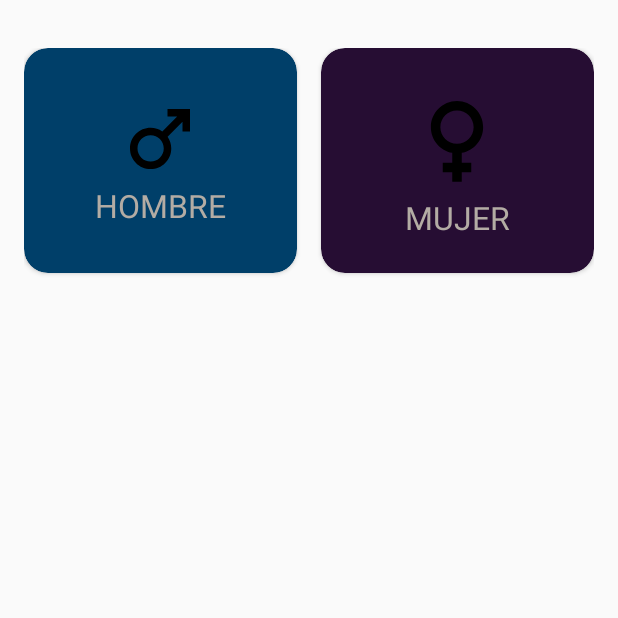
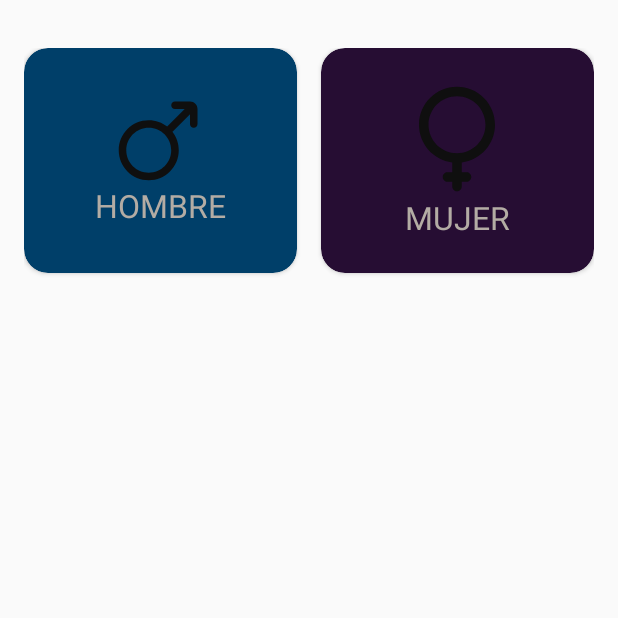
Before and after one commit to salvadoralcantara/Calculadora-IMC, an Android app built with Jetpack Compose: the screen it shows after launch (MainActivity), on a phone screen of 412 x 824 dp, the top half of it. Run offline under Robolectric (Android 15) with nearby library versions, the phone set to English and light mode, and no system bars.

Commit message:
Iconos male y female
Se cambiaron iconos

```diff
--- a/app/src/main/res/drawable/ic_female.xml
+++ b/app/src/main/res/drawable/ic_female.xml
@@ -1,5 +1,10 @@
-<vector xmlns:android="http://schemas.android.com/apk/res/android" android:height="24dp" android:tint="#000000" android:viewportHeight="24" android:viewportWidth="24" android:width="24dp">
-
-    <path android:fillColor="@android:color/white" android:pathData="M17.5,9.5C17.5,6.46 15.04,4 12,4S6.5,6.46 6.5,9.5c0,2.7 1.94,4.93 4.5,5.4V17H9v2h2v2h2v-2h2v-2h-2v-2.1C15.56,14.43 17.5,12.2 17.5,9.5zM8.5,9.5C8.5,7.57 10.07,6 12,6s3.5,1.57 3.5,3.5S13.93,13 12,13S8.5,11.43 8.5,9.5z"/>
-
+<vector xmlns:android="http://schemas.android.com/apk/res/android"
+    android:width="800dp"
+    android:height="800dp"
+    android:viewportWidth="24"
+    android:viewportHeight="24">
+  <path
+      android:pathData="M20,9C20,13.08 16.945,16.447 12.998,16.938C12.999,16.959 13,16.979 13,17V19H14C14.552,19 15,19.448 15,20C15,20.552 14.552,21 14,21H13V22C13,22.552 12.552,23 12,23C11.448,23 11,22.552 11,22V21H10C9.448,21 9,20.552 9,20C9,19.448 9.448,19 10,19H11V17C11,16.979 11.001,16.959 11.002,16.938C7.055,16.447 4,13.08 4,9C4,4.582 7.582,1 12,1C16.418,1 20,4.582 20,9ZM6.004,9C6.004,12.312 8.688,14.996 12,14.996C15.312,14.996 17.996,12.312 17.996,9C17.996,5.688 15.312,3.004 12,3.004C8.688,3.004 6.004,5.688 6.004,9Z"
+      android:fillColor="#0F0F0F"
+      android:fillType="evenOdd"/>
 </vector>
--- a/app/src/main/res/drawable/ic_male.xml
+++ b/app/src/main/res/drawable/ic_male.xml
@@ -1,5 +1,10 @@
-<vector xmlns:android="http://schemas.android.com/apk/res/android" android:height="24dp" android:tint="#000000" android:viewportHeight="24" android:viewportWidth="24" android:width="24dp">
-
-    <path android:fillColor="@android:color/white" android:pathData="M9.5,11c1.93,0 3.5,1.57 3.5,3.5S11.43,18 9.5,18S6,16.43 6,14.5S7.57,11 9.5,11zM9.5,9C6.46,9 4,11.46 4,14.5S6.46,20 9.5,20s5.5,-2.46 5.5,-5.5c0,-1.16 -0.36,-2.23 -0.97,-3.12L18,7.42V10h2V4h-6v2h2.58l-3.97,3.97C11.73,9.36 10.66,9 9.5,9z"/>
-
+<vector xmlns:android="http://schemas.android.com/apk/res/android"
+    android:width="800dp"
+    android:height="800dp"
+    android:viewportWidth="24"
+    android:viewportHeight="24">
+  <path
+      android:pathData="M15,3C15,2.448 15.448,2 16,2H20C21.105,2 22,2.895 22,4V8C22,8.552 21.552,9 21,9C20.448,9 20,8.552 20,8V5.413L15.467,9.946C15.417,9.996 15.363,10.039 15.306,10.077C16.367,11.434 17,13.143 17,15C17,19.418 13.418,23 9,23C4.582,23 1,19.418 1,15C1,10.582 4.582,7 9,7C10.856,7 12.564,7.632 13.921,8.692C13.959,8.635 14.002,8.581 14.052,8.531L18.584,4H16C15.448,4 15,3.552 15,3ZM9,20.996C5.688,20.996 3.004,18.312 3.004,15C3.004,11.688 5.688,9.004 9,9.004C12.312,9.004 14.996,11.688 14.996,15C14.996,18.312 12.312,20.996 9,20.996Z"
+      android:fillColor="#0F0F0F"
+      android:fillType="evenOdd"/>
 </vector>
```
Also changed, not shown: app/src/main/res/drawable/ic_male.png (deleted).
